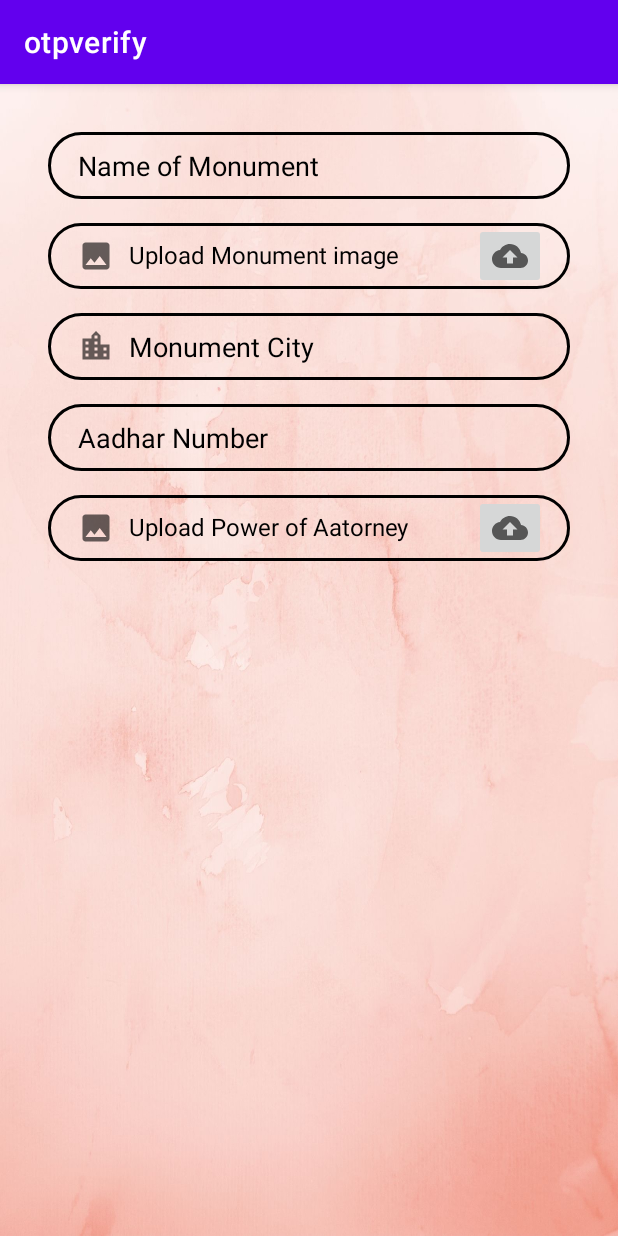
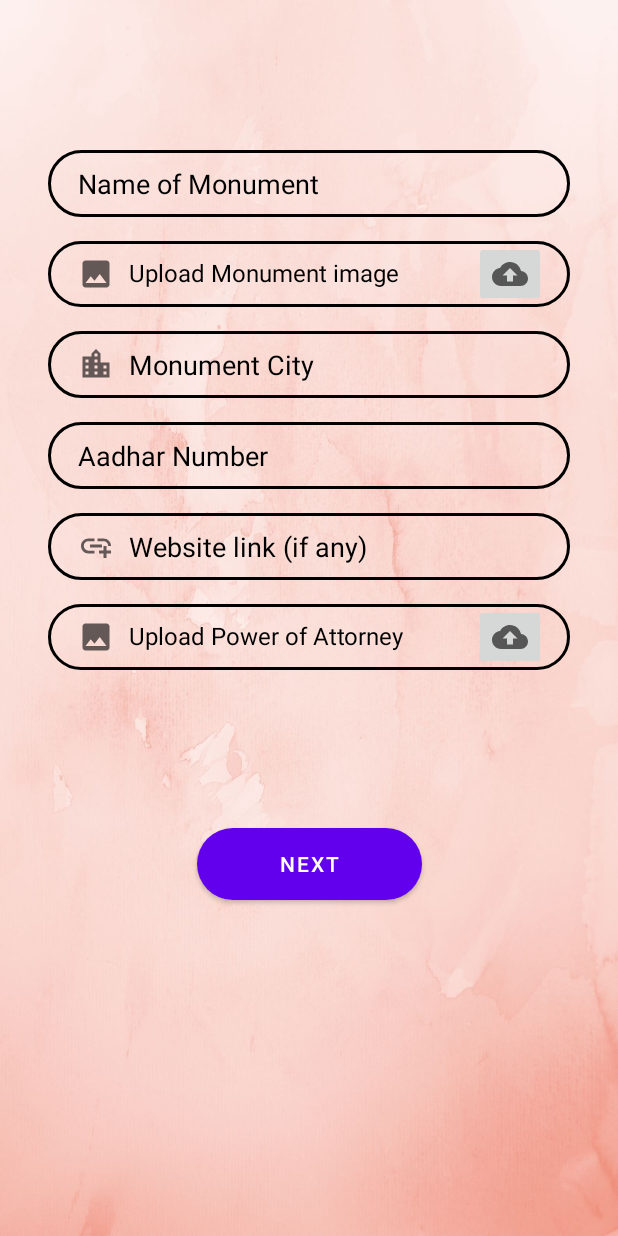
Before and after one commit to Omkar2402/Paryatan-Frontend, an Android app: the AdminInputs screen opened directly, with no data from a screen before it, on a phone screen of 412 x 824 dp. Run offline under Robolectric (Android 15) with nearby library versions, the phone set to English and light mode, and no system bars.

Commit message:
Done till AdminInputs

```diff
--- a/app/src/main/java/com/example/otpverify/Admin/Admin.java
+++ b/app/src/main/java/com/example/otpverify/Admin/Admin.java
@@ -7,6 +7,7 @@ import android.net.Uri;
 import android.os.Bundle;
 import android.view.View;
 import android.view.Window;
+import android.widget.Button;
 import android.widget.ImageButton;
 import android.widget.ImageView;
 
@@ -14,14 +15,7 @@ import com.example.otpverify.R;
 
 public class Admin extends AppCompatActivity {
 
-    ImageButton MSelectImage;
 
-    // One Preview Image
-    ImageView MPreviewImage;
-
-    // constant to compare
-    // the activity result code
-    int SELECT_PICTURE = 200;
 
     @Override
     protected void onCreate(Bundle savedInstanceState) {
@@ -30,54 +24,15 @@ public class Admin extends AppCompatActivity {
         getSupportActionBar().hide();
         setContentView(R.layout.activity_admin);
 
-
-        MSelectImage = findViewById(R.id.BSelectImage);
-        MPreviewImage = findViewById(R.id.IVPreviewImage);
-
-        // handle the Choose Image button to trigger
-        // the image chooser function
-        MSelectImage.setOnClickListener(new View.OnClickListener() {
+        Button btn_pro = findViewById(R.id.btn_proceed);
+        btn_pro.setOnClickListener(new View.OnClickListener() {
             @Override
             public void onClick(View v) {
-                imageChooser();
+                startActivity(new Intent(Admin.this,AdminInputs.class));
             }
         });
 
-    }
 
-    // this function is triggered when
-    // the Select Image Button is clicked
-    void imageChooser() {
 
-        // create an instance of the
-        // intent of the type image
-        Intent i = new Intent();
-        i.setType("image/*");
-        i.setAction(Intent.ACTION_GET_CONTENT);
-
-        // pass the constant to compare it
-        // with the returned requestCode
-        startActivityForResult(Intent.createChooser(i, "Select Picture"), SELECT_PICTURE);
-    }
-
-    // this function is triggered when user
-    // selects the image from the imageChooser
-    public void onActivityResult(int requestCode, int resultCode, Intent data) {
-        super.onActivityResult(requestCode, resultCode, data);
-
-        if (resultCode == RESULT_OK) {
-
-            // compare the resultCode with the
-            // SELECT_PICTURE constant
-            if (requestCode == SELECT_PICTURE) {
-                // Get the url of the image from data
-                Uri selectedImageUri = data.getData();
-                if (null != selectedImageUri) {
-                    // update the preview image in the layout
-                    MPreviewImage.setImageURI(selectedImageUri);
-                }
-            }
-        }
-    }
     }
 }
--- a/app/src/main/java/com/example/otpverify/Admin/AdminInputs.java
+++ b/app/src/main/java/com/example/otpverify/Admin/AdminInputs.java
@@ -2,15 +2,99 @@ package com.example.otpverify.Admin;
 
 import androidx.appcompat.app.AppCompatActivity;
 
+import android.content.Intent;
+import android.net.Uri;
 import android.os.Bundle;
+import android.view.View;
+import android.view.Window;
+import android.widget.ImageButton;
+import android.widget.ImageView;
 
 import com.example.otpverify.R;
 
 public class AdminInputs extends AppCompatActivity {
 
+    ImageButton MSelectImage;
+
+    // One Preview Image
+    ImageView MPreviewImage;
+
+    ImageButton POASelectImage;
+
+    // One Preview Image
+    ImageView POAPreviewImage;
+
+    // constant to compare
+    // the activity result code
+    int SELECT_PICTURE = 200;
+
     @Override
     protected void onCreate(Bundle savedInstanceState) {
         super.onCreate(savedInstanceState);
+        requestWindowFeature(Window.FEATURE_NO_TITLE);
+        getSupportActionBar().hide();
         setContentView(R.layout.activity_admin_inputs);
+
+
+        MSelectImage = findViewById(R.id.MSelectImage);
+        MPreviewImage = findViewById(R.id.MPreviewImage);
+
+        // handle the Choose Image button to trigger
+        // the image chooser function
+        MSelectImage.setOnClickListener(new View.OnClickListener() {
+            @Override
+            public void onClick(View v) {
+                imageChooser();
+            }
+        });
+
+        POASelectImage = findViewById(R.id.POASelectImage);
+        POAPreviewImage = findViewById(R.id.POAPreviewImage);
+
+        // handle the Choose Image button to trigger
+        // the image chooser function
+        MSelectImage.setOnClickListener(new View.OnClickListener() {
+            @Override
+            public void onClick(View v) {
+                imageChooser();
+            }
+        });
+
     }
+
+    // this function is triggered when
+    // the Select Image Button is clicked
+    void imageChooser() {
+
+        // create an instance of the
+        // intent of the type image
+        Intent i = new Intent();
+        i.setType("image/*");
+        i.setAction(Intent.ACTION_GET_CONTENT);
+
+        // pass the constant to compare it
+        // with the returned requestCode
+        startActivityForResult(Intent.createChooser(i, "Select Picture"), SELECT_PICTURE);
+    }
+
+    // this function is triggered when user
+    // selects the image from the imageChooser
+    public void onActivityResult(int requestCode, int resultCode, Intent data) {
+        super.onActivityResult(requestCode, resultCode, data);
+
+        if (resultCode == RESULT_OK) {
+
+            // compare the resultCode with the
+            // SELECT_PICTURE constant
+            if (requestCode == SELECT_PICTURE) {
+                // Get the url of the image from data
+                Uri selectedImageUri = data.getData();
+                if (null != selectedImageUri) {
+                    // update the preview image in the layout
+                    MPreviewImage.setImageURI(selectedImageUri);
+                }
+            }
+        }
+    }
+
 }
--- a/app/src/main/java/com/example/otpverify/MainActivity.java
+++ b/app/src/main/java/com/example/otpverify/MainActivity.java
@@ -18,6 +18,9 @@ import android.widget.Spinner;
 import android.widget.TextView;
 import android.widget.Toast;
 
+import com.example.otpverify.Admin.Admin;
+import com.example.otpverify.Admin.AdminInputs;
+
 public class MainActivity extends AppCompatActivity implements AdapterView.OnItemSelectedListener {
 
 //    String[] profile = {"User", "Admin"};
@@ -30,7 +33,6 @@ public class MainActivity extends AppCompatActivity implements AdapterView.OnIte
     // constant to compare
     // the activity result code
     int SELECT_PICTURE = 200;
-
     @Override
     protected void onCreate(Bundle savedInstanceState) {
         super.onCreate(savedInstanceState);
@@ -128,6 +130,9 @@ public class MainActivity extends AppCompatActivity implements AdapterView.OnIte
         if (parent.getItemAtPosition(position).equals("Select Profile")) {
             Toast.makeText(this,"Please select between User or Admin",Toast.LENGTH_SHORT).show();
         }
+        if (parent.getItemAtPosition(position).equals("Admin")) {
+            startActivity(new Intent(MainActivity.this, Admin.class));
+        }
         else {
             String text = parent.getItemAtPosition(position).toString();
             Toast.makeText(parent.getContext(), text, Toast.LENGTH_SHORT).show();
--- /dev/null
+++ b/app/src/main/res/drawable/ic_link.xml
@@ -0,0 +1,10 @@
+<vector xmlns:android="http://schemas.android.com/apk/res/android"
+    android:width="24dp"
+    android:height="24dp"
+    android:viewportWidth="24"
+    android:viewportHeight="24"
+    android:tint="?attr/colorControlNormal">
+  <path
+      android:fillColor="@android:color/white"
+      android:pathData="M8,11h8v2L8,13zM20.1,12L22,12c0,-2.76 -2.24,-5 -5,-5h-4v1.9h4c1.71,0 3.1,1.39 3.1,3.1zM3.9,12c0,-1.71 1.39,-3.1 3.1,-3.1h4L11,7L7,7c-2.76,0 -5,2.24 -5,5s2.24,5 5,5h4v-1.9L7,15.1c-1.71,0 -3.1,-1.39 -3.1,-3.1zM19,12h-2v3h-3v2h3v3h2v-3h3v-2h-3z"/>
+</vector>
--- a/app/src/main/res/layout/activity_admin_inputs.xml
+++ b/app/src/main/res/layout/activity_admin_inputs.xml
@@ -13,7 +13,7 @@
         android:layout_height="wrap_content"
         android:layout_marginStart="32dp"
         android:layout_marginLeft="32dp"
-        android:layout_marginTop="32dp"
+        android:layout_marginTop="100dp"
         android:layout_marginEnd="32dp"
         android:layout_marginRight="32dp"
         android:background="@drawable/input_bg"
@@ -58,15 +58,13 @@
 
     <ImageView
         android:id="@+id/MPreviewImage"
-        android:layout_width="30dp"
-        android:layout_height="32dp"
+        android:layout_width="61dp"
+        android:layout_height="57dp"
         android:layout_below="@id/MSelectImage"
 
-        android:layout_marginTop="12dp"
-        android:layout_marginEnd="16dp"
-        android:layout_marginRight="16dp"
+        android:layout_marginTop="16dp"
         app:layout_constraintEnd_toEndOf="@+id/inputmonumentname"
-        app:layout_constraintTop_toTopOf="@+id/inputmonumentname" />
+        app:layout_constraintTop_toTopOf="parent" />
 
     <ImageButton
         android:id="@+id/MSelectImage"
@@ -89,7 +87,7 @@
         android:drawablePadding="10dp"
         android:ems="10"
         android:hint="Monument City"
-        android:inputType="textPassword"
+        android:inputType="text"
         android:paddingLeft="20dp"
         android:paddingTop="10dp"
         android:paddingRight="10dp"
@@ -109,7 +107,7 @@
         android:drawablePadding="10dp"
         android:ems="10"
         android:hint="Aadhar Number"
-        android:inputType="textPassword"
+        android:inputType="number"
         android:paddingLeft="20dp"
         android:paddingTop="10dp"
         android:paddingRight="10dp"
@@ -119,6 +117,27 @@
         app:layout_constraintEnd_toEndOf="@+id/inputmonumentcity"
         app:layout_constraintStart_toStartOf="@+id/inputmonumentcity"
         app:layout_constraintTop_toBottomOf="@+id/inputmonumentcity" />
+
+    <EditText
+        android:id="@+id/inputweblink"
+        android:layout_width="0dp"
+        android:layout_height="wrap_content"
+        android:layout_marginTop="16dp"
+        android:background="@drawable/input_bg"
+        android:drawableLeft="@drawable/ic_link"
+        android:drawablePadding="10dp"
+        android:ems="10"
+        android:hint="Website link (if any)"
+        android:inputType="textWebEmailAddress"
+        android:paddingLeft="20dp"
+        android:paddingTop="10dp"
+        android:paddingRight="10dp"
+        android:paddingBottom="10dp"
+        android:textColor="@color/black"
+        android:textColorHint="@color/black"
+        app:layout_constraintEnd_toEndOf="@+id/inputaadharnumber"
+        app:layout_constraintStart_toStartOf="@+id/inputaadharnumber"
+        app:layout_constraintTop_toBottomOf="@+id/inputaadharnumber" />
 
     <TextView
         android:id="@+id/inputpoa"
@@ -133,14 +152,14 @@
         android:paddingTop="10dp"
         android:paddingRight="10dp"
         android:paddingBottom="10dp"
-        android:text="Upload Power of Aatorney"
+        android:text="Upload Power of Attorney"
         android:textColor="@color/black"
         android:textColorHint="@color/black"
         android:textSize="16sp"
-        app:layout_constraintEnd_toEndOf="@+id/inputaadharnumber"
+        app:layout_constraintEnd_toEndOf="@+id/inputweblink"
         app:layout_constraintHorizontal_bias="0.0"
-        app:layout_constraintStart_toStartOf="@+id/inputaadharnumber"
-        app:layout_constraintTop_toBottomOf="@+id/inputaadharnumber" />
+        app:layout_constraintStart_toStartOf="@+id/inputweblink"
+        app:layout_constraintTop_toBottomOf="@+id/inputweblink" />
 
 
 
@@ -163,5 +182,16 @@
         app:layout_constraintStart_toStartOf="@+id/inputpoa"
         app:layout_constraintTop_toBottomOf="@+id/inputpoa" />
 
+    <Button
+        android:id="@+id/btn_next"
+        android:background="@drawable/btn_bg"
+        android:layout_width="150dp"
+        android:layout_height="wrap_content"
+        android:layout_marginTop="32dp"
+        android:text="Next"
+        app:layout_constraintEnd_toEndOf="parent"
+        app:layout_constraintStart_toStartOf="parent"
+        app:layout_constraintTop_toBottomOf="@+id/POAPreviewImage" />
+
 
 </androidx.constraintlayout.widget.ConstraintLayout>
--- a/app/src/main/res/values-night/themes.xml
+++ b/app/src/main/res/values-night/themes.xml
@@ -1,6 +1,6 @@
 <resources xmlns:tools="http://schemas.android.com/tools">
     <!-- Base application theme. -->
-    <style name="Theme.Otpverify" parent="Theme.MaterialComponents.DayNight.DarkActionBar">
+    <style name="Theme.Otpverify" parent="Theme.MaterialComponents.Light">
         <!-- Primary brand color. -->
         <item name="colorPrimary">@color/purple_200</item>
         <item name="colorPrimaryVariant">@color/purple_700</item>
--- a/app/src/main/res/values/themes.xml
+++ b/app/src/main/res/values/themes.xml
@@ -1,6 +1,6 @@
 <resources xmlns:tools="http://schemas.android.com/tools">
     <!-- Base application theme. -->
-    <style name="Theme.Otpverify" parent="Theme.MaterialComponents.DayNight.DarkActionBar">
+    <style name="Theme.Otpverify" parent="Theme.MaterialComponents.Light">
         <!-- Primary brand color. -->
         <item name="colorPrimary">@color/purple_500</item>
         <item name="colorPrimaryVariant">@color/purple_700</item>
```
